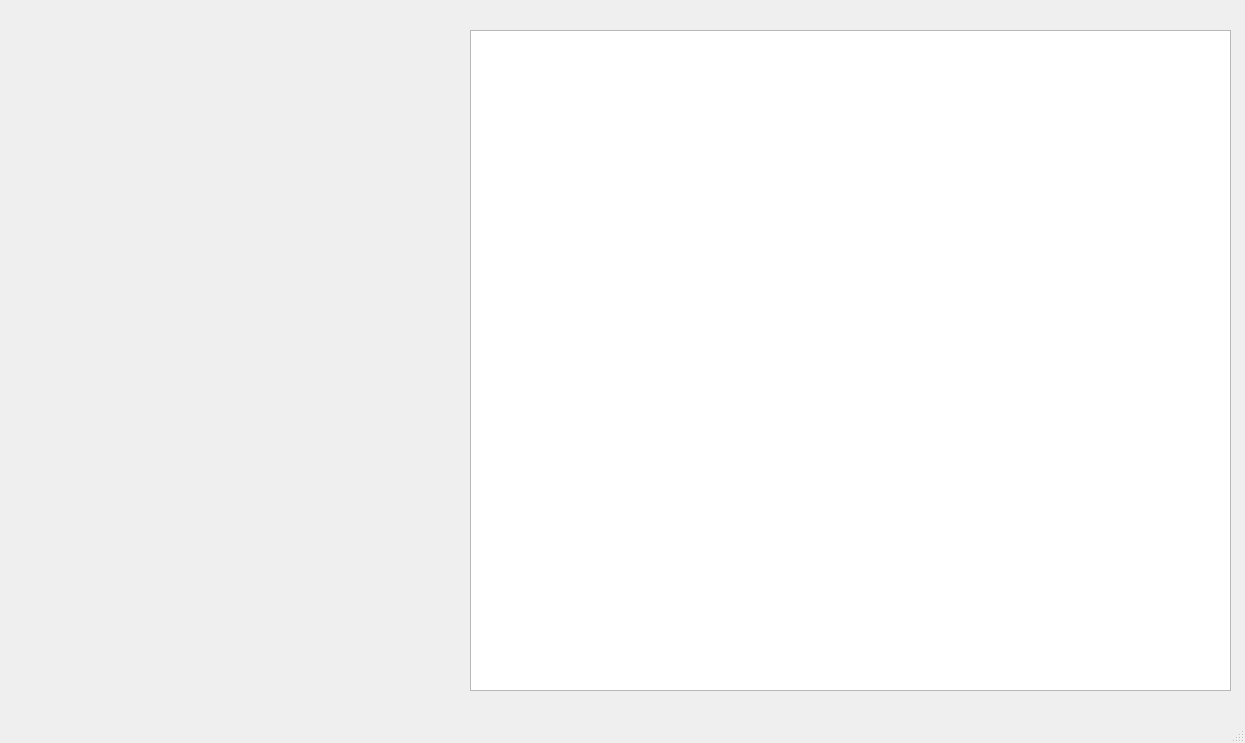
Before: the Qt Designer form mainwindow.ui in centroparotjag/cukorok_drone_detector, drawn with Qt 5.
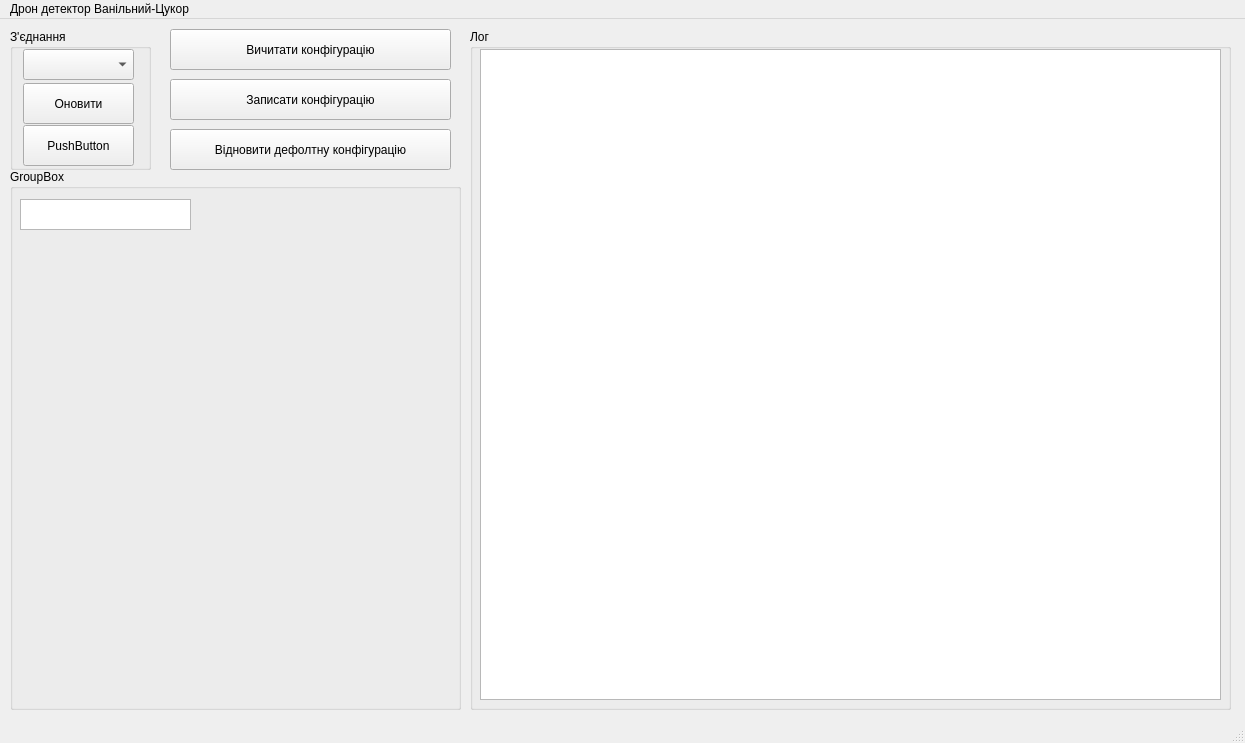
After: the same form once the commit is applied.

Commit message: add com port connect

```diff
--- a/mainwindow.ui
+++ b/mainwindow.ui
@@ -17,13 +17,144 @@
    <widget class="QTextBrowser" name="textBrowser">
     <property name="geometry">
      <rect>
-      <x>470</x>
+      <x>480</x>
       <y>30</y>
+      <width>741</width>
+      <height>651</height>
+     </rect>
+    </property>
+   </widget>
+   <widget class="QGroupBox" name="groupBox">
+    <property name="geometry">
+     <rect>
+      <x>10</x>
+      <y>10</y>
+      <width>141</width>
+      <height>141</height>
+     </rect>
+    </property>
+    <property name="title">
+     <string>З'єднання</string>
+    </property>
+    <widget class="QComboBox" name="comboBox">
+     <property name="geometry">
+      <rect>
+       <x>13</x>
+       <y>20</y>
+       <width>111</width>
+       <height>31</height>
+      </rect>
+     </property>
+    </widget>
+    <widget class="QPushButton" name="pushButton_5">
+     <property name="geometry">
+      <rect>
+       <x>13</x>
+       <y>54</y>
+       <width>111</width>
+       <height>41</height>
+      </rect>
+     </property>
+     <property name="text">
+      <string>Оновити</string>
+     </property>
+    </widget>
+    <widget class="QPushButton" name="pushButton">
+     <property name="geometry">
+      <rect>
+       <x>13</x>
+       <y>96</y>
+       <width>111</width>
+       <height>41</height>
+      </rect>
+     </property>
+     <property name="text">
+      <string>PushButton</string>
+     </property>
+    </widget>
+   </widget>
+   <widget class="QGroupBox" name="groupBox_2">
+    <property name="geometry">
+     <rect>
+      <x>10</x>
+      <y>150</y>
+      <width>451</width>
+      <height>541</height>
+     </rect>
+    </property>
+    <property name="title">
+     <string>GroupBox</string>
+    </property>
+    <widget class="QTextBrowser" name="textBrowser_2">
+     <property name="geometry">
+      <rect>
+       <x>10</x>
+       <y>30</y>
+       <width>171</width>
+       <height>31</height>
+      </rect>
+     </property>
+    </widget>
+   </widget>
+   <widget class="QGroupBox" name="groupBox_3">
+    <property name="geometry">
+     <rect>
+      <x>470</x>
+      <y>10</y>
       <width>761</width>
-      <height>661</height>
+      <height>681</height>
      </rect>
     </property>
+    <property name="title">
+     <string>Лог</string>
+    </property>
    </widget>
+   <widget class="QPushButton" name="pushButton_2">
+    <property name="geometry">
+     <rect>
+      <x>170</x>
+      <y>10</y>
+      <width>281</width>
+      <height>41</height>
+     </rect>
+    </property>
+    <property name="text">
+     <string>Вичитати конфігурацію</string>
+    </property>
+   </widget>
+   <widget class="QPushButton" name="pushButton_3">
+    <property name="geometry">
+     <rect>
+      <x>170</x>
+      <y>60</y>
+      <width>281</width>
+      <height>41</height>
+     </rect>
+    </property>
+    <property name="text">
+     <string>Записати конфігурацію</string>
+    </property>
+   </widget>
+   <widget class="QPushButton" name="pushButton_4">
+    <property name="geometry">
+     <rect>
+      <x>170</x>
+      <y>110</y>
+      <width>281</width>
+      <height>41</height>
+     </rect>
+    </property>
+    <property name="text">
+     <string>Відновити дефолтну конфігурацію</string>
+    </property>
+   </widget>
+   <zorder>groupBox_3</zorder>
+   <zorder>groupBox</zorder>
+   <zorder>textBrowser</zorder>
+   <zorder>groupBox_2</zorder>
+   <zorder>pushButton_2</zorder>
+   <zorder>pushButton_3</zorder>
+   <zorder>pushButton_4</zorder>
   </widget>
   <widget class="QMenuBar" name="menubar">
    <property name="geometry">
@@ -34,6 +165,12 @@
      <height>26</height>
     </rect>
    </property>
+   <widget class="QMenu" name="menu">
+    <property name="title">
+     <string>Дрон детектор Ванільний-Цукор</string>
+    </property>
+   </widget>
+   <addaction name="menu"/>
   </widget>
   <widget class="QStatusBar" name="statusbar"/>
  </widget>
```
The commit also changes 2 other files.
